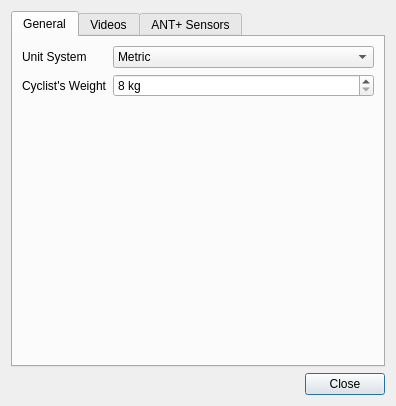
Old version of the form indoorcycling2/settingsdialog.ui in the repository rsippl/big-ring.
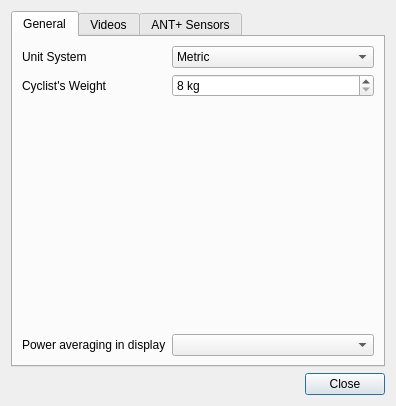
New version of the form.

Commit message: Working on getting power average settings configurable.

What changed in the file:
```diff
--- a/indoorcycling2/settingsdialog.ui
+++ b/indoorcycling2/settingsdialog.ui
@@ -105,6 +105,29 @@
          </property>
         </widget>
        </item>
+       <item row="3" column="0">
+        <widget class="QLabel" name="label_2">
+         <property name="text">
+          <string>Power averaging in display</string>
+         </property>
+        </widget>
+       </item>
+       <item row="3" column="1">
+        <widget class="QComboBox" name="powerAveragingCombobox"/>
+       </item>
+       <item row="2" column="0">
+        <spacer name="verticalSpacer_2">
+         <property name="orientation">
+          <enum>Qt::Vertical</enum>
+         </property>
+         <property name="sizeHint" stdset="0">
+          <size>
+           <width>20</width>
+           <height>40</height>
+          </size>
+         </property>
+        </spacer>
+       </item>
       </layout>
      </widget>
      <widget class="QWidget" name="videosTab">
```
The commit also changes 4 other files.
